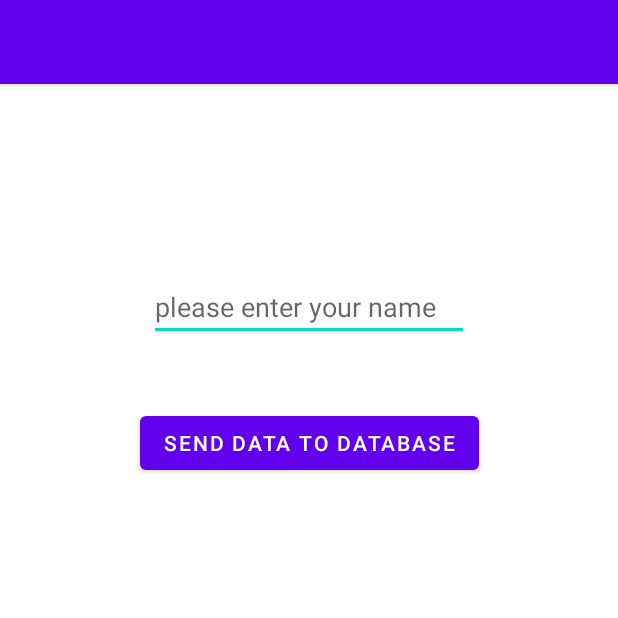
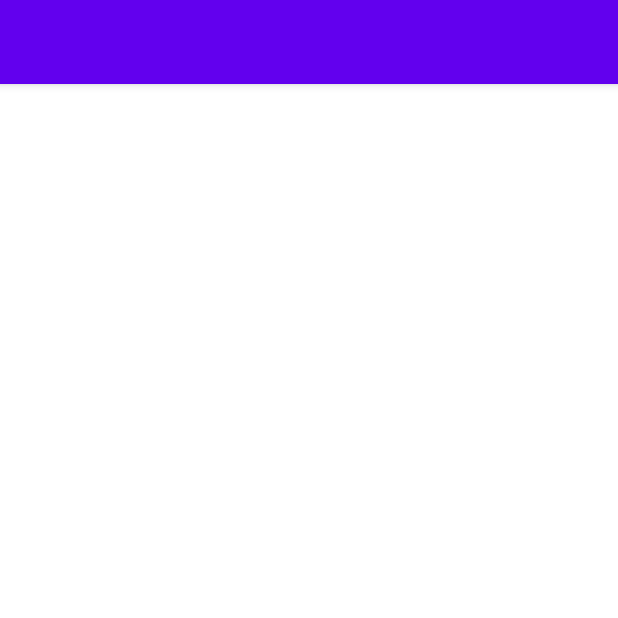
Before and after one commit to yashar-akish/AndroidFirebase, an Android app: the screen it shows after launch (MainActivity), on a phone screen of 412 x 824 dp, the top half of it. Run offline under Robolectric (Android 15) with nearby library versions, the light colour scheme and no system bars; our stand-ins replace Firebase (no records; nobody signed in at launch, a user with empty details on screens opened directly).

Commit message:
deleting last codes

```diff
--- a/app/src/main/java/com/company/androidfirebase/MainActivity.java
+++ b/app/src/main/java/com/company/androidfirebase/MainActivity.java
@@ -17,45 +17,9 @@ import com.google.firebase.database.ValueEventListener;
 
 public class MainActivity extends AppCompatActivity {
 
-    Button send;
-    EditText name;
-    TextView userName;
-
-    FirebaseDatabase database = FirebaseDatabase.getInstance();
-    DatabaseReference reference = database.getReference().child("users");
-    //retrieving data
-    DatabaseReference reference2 = database.getReference();
-
     @Override
     protected void onCreate(Bundle savedInstanceState) {
         super.onCreate(savedInstanceState);
         setContentView(R.layout.activity_main);
-
-        name = findViewById(R.id.editText);
-        send = findViewById(R.id.button);
-        userName = findViewById(R.id.textView);
-
-        reference2.addValueEventListener(new ValueEventListener() {
-            @Override
-            public void onDataChange(@NonNull DataSnapshot snapshot) {
-
-                String realName = (String) snapshot.child("users").child("name").getValue();
-                userName.setText(realName);
-
-            }
-
-            @Override
-            public void onCancelled(@NonNull DatabaseError error) {
-
-            }
-        });
-
-        send.setOnClickListener(new View.OnClickListener() {
-            @Override
-            public void onClick(View v) {
-                String userName =  name.getText().toString();
-                reference.child("userName").setValue(userName);
-            }
-        });
     }
 }
--- a/app/src/main/res/layout/activity_main.xml
+++ b/app/src/main/res/layout/activity_main.xml
@@ -6,40 +6,5 @@
     android:layout_height="match_parent"
     tools:context=".MainActivity">
 
-    <EditText
-        android:id="@+id/editText"
-        android:layout_width="wrap_content"
-        android:layout_height="wrap_content"
-        android:layout_marginTop="32dp"
-        android:ems="10"
-        android:hint="please enter your name"
-        android:inputType="textPersonName"
-        app:layout_constraintEnd_toEndOf="parent"
-        app:layout_constraintHorizontal_bias="0.5"
-        app:layout_constraintStart_toStartOf="parent"
-        app:layout_constraintTop_toBottomOf="@+id/textView" />
 
-    <Button
-        android:id="@+id/button"
-        android:layout_width="wrap_content"
-        android:layout_height="wrap_content"
-        android:layout_marginTop="44dp"
-        android:text="Send Data To Database"
-        app:layout_constraintEnd_toEndOf="parent"
-        app:layout_constraintHorizontal_bias="0.5"
-        app:layout_constraintStart_toStartOf="parent"
-        app:layout_constraintTop_toBottomOf="@+id/editText" />
-
-    <TextView
-        android:id="@+id/textView"
-        android:layout_width="wrap_content"
-        android:layout_height="wrap_content"
-        android:layout_marginTop="61dp"
-        android:text="TextView"
-        android:textColor="@color/teal_700"
-        android:textSize="24sp"
-        app:layout_constraintEnd_toEndOf="parent"
-        app:layout_constraintHorizontal_bias="0.5"
-        app:layout_constraintStart_toStartOf="parent"
-        app:layout_constraintTop_toTopOf="parent" />
 </androidx.constraintlayout.widget.ConstraintLayout>
```
